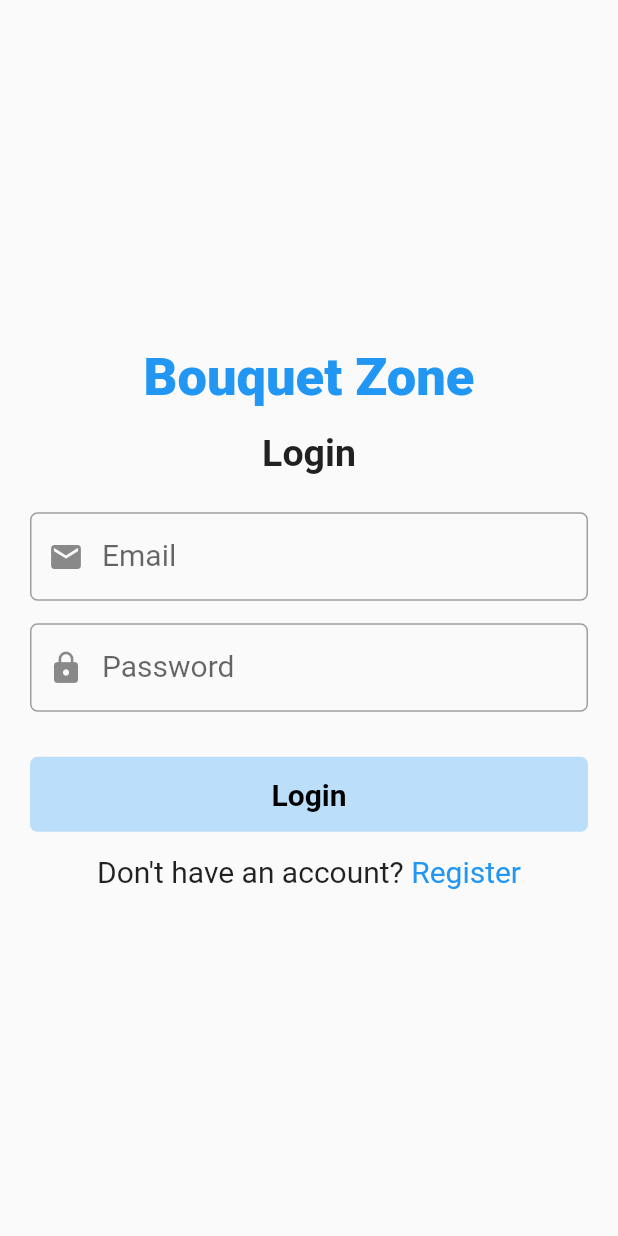
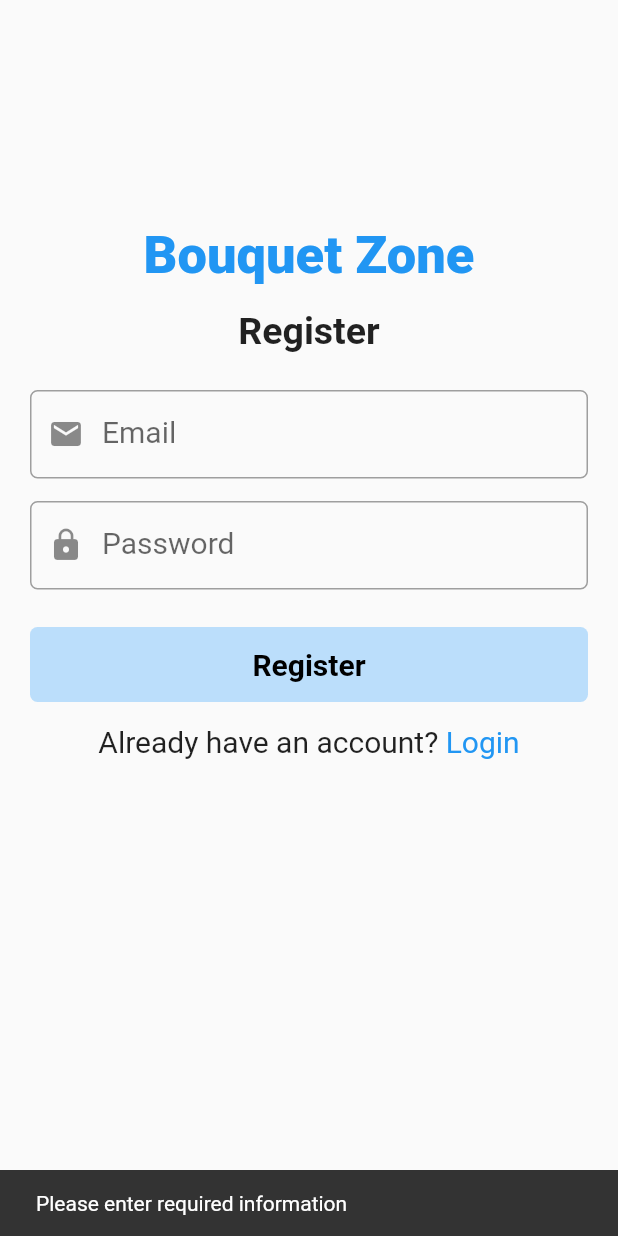
Before and after one commit to sangeeta2701/flower_splash, a Flutter app: the screen it shows after launch, after a tap on "Register", on a phone screen of 412 x 824 dp. Run offline on Flutter 3.47's test engine with Material 2 defaults, Android fonts, the phone set to English and light mode, and no system bars; our stand-ins replace lottie; project files that could hold a hidden picture were left out.

Commit message:
Flower Bouquet Shopping

```diff
--- a/lib/screens/register_screen.dart
+++ b/lib/screens/register_screen.dart
@@ -1,5 +1,6 @@
 import 'package:flutter/material.dart';
 import 'package:splash_screen/screens/login_screen.dart';
+import 'package:http/http.dart' as http;
 
 import '../text_field_input.dart';
 
@@ -11,13 +12,32 @@ class RegisterScreen extends StatefulWidget {
 }
 
 class _RegisterScreenState extends State<RegisterScreen> {
-  final TextEditingController _userNameController = TextEditingController();
-
   final TextEditingController _emailController = TextEditingController();
 
   final TextEditingController _passwordController = TextEditingController();
 
-  //
+  //register user
+  Future<void> signup() async {
+    if (_emailController.text.isNotEmpty &&
+        _passwordController.text.isNotEmpty) {
+      var response =
+          await http.post(Uri.parse("https://reqres.in/api/register"),
+              body: ({
+                'email': _emailController.text,
+                'password': _passwordController.text,
+              }));
+      if (response.statusCode == 200) {
+        Navigator.push(
+            context, MaterialPageRoute(builder: (context) => LoginScreen()));
+      } else {
+        ScaffoldMessenger.of(context)
+            .showSnackBar(SnackBar(content: Text("Enter valid credentials")));
+      }
+    } else {
+      ScaffoldMessenger.of(context).showSnackBar(
+          SnackBar(content: Text("Please enter required information")));
+    }
+  }
 
   @override
   Widget build(BuildContext context) {
@@ -49,18 +69,6 @@ class _RegisterScreenState extends State<RegisterScreen> {
                 width: MediaQuery.of(context).size.width,
                 margin: const EdgeInsets.only(left: 20, right: 20),
                 child: TextInput(
-                  lableText: "Username",
-                  icon: Icons.person,
-                  controller: _userNameController,
-                ),
-              ),
-              const SizedBox(
-                height: 15,
-              ),
-              Container(
-                width: MediaQuery.of(context).size.width,
-                margin: const EdgeInsets.only(left: 20, right: 20),
-                child: TextInput(
                   lableText: "Email",
                   icon: Icons.email,
                   controller: _emailController,
@@ -75,7 +83,8 @@ class _RegisterScreenState extends State<RegisterScreen> {
                   child: TextInput(
                       controller: _passwordController,
                       lableText: "Password",
-                      icon: Icons.lock)),
+                      icon: Icons.lock,
+                      isObsecure: true)),
               const SizedBox(
                 height: 25,
               ),
@@ -89,10 +98,7 @@ class _RegisterScreenState extends State<RegisterScreen> {
                   ),
                 ),
                 child: InkWell(
-                  onTap: () {
-                    Navigator.push(context,
-                        MaterialPageRoute(builder: (context) => LoginScreen()));
-                  },
+                  onTap: signup,
                   child: const Center(
                     child: Text(
                       "Register",
```
Also changed, not shown: lib/screens/home_screen.dart (+6 -1 lines), lib/screens/login_screen.dart (+29 -5 lines), lib/screens/profile_screen.dart (added, +15 -0 lines), pubspec.yaml (+8 -2 lines), pubspec.lock.
